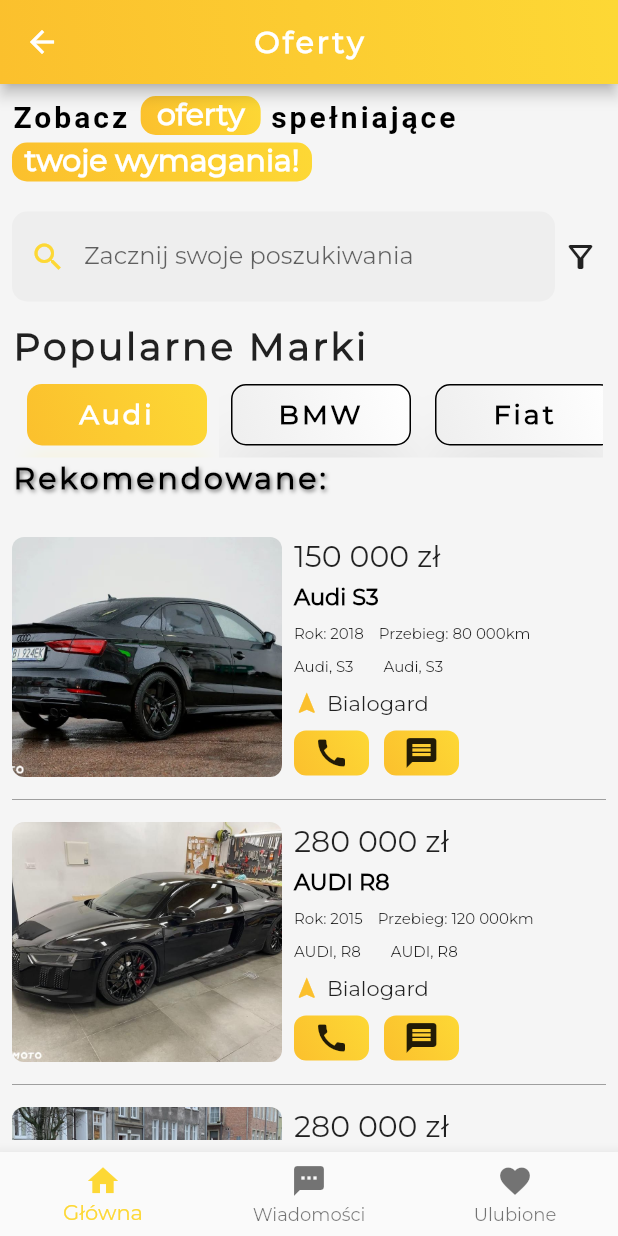
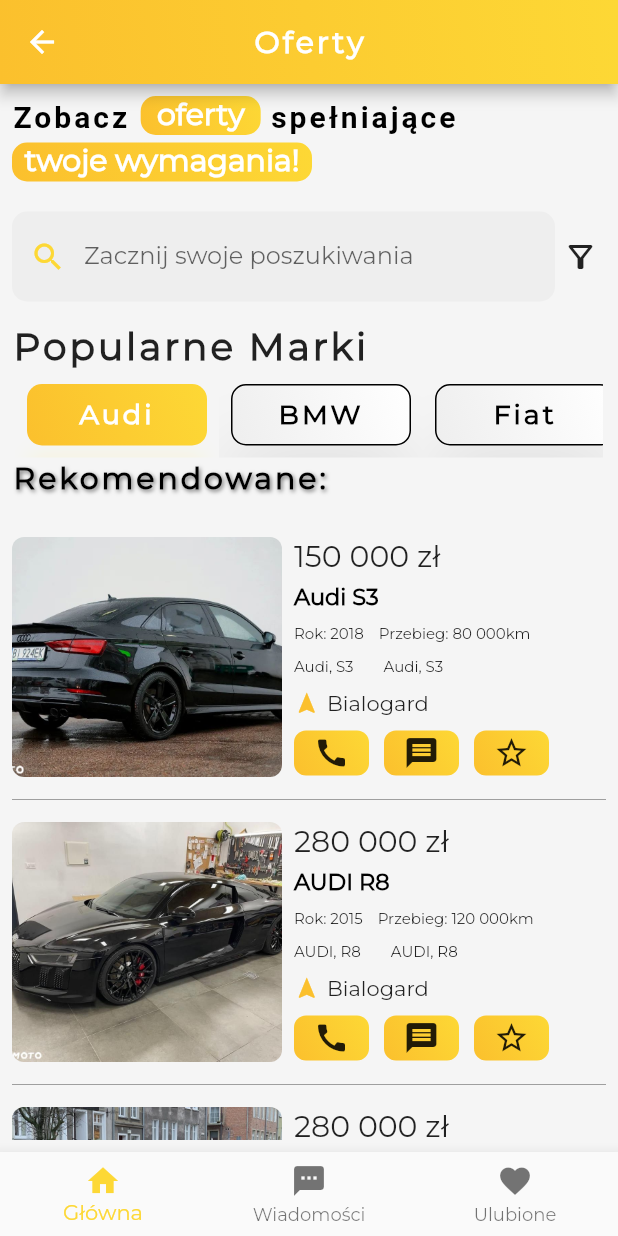
Before and after one commit to Klimek777/real_genecar, a Flutter app: the Oferty screen opened directly, on a phone screen of 412 x 824 dp. Run offline on Flutter 3.47's test engine with Material 2 defaults, Android fonts, the phone set to English and light mode, and no system bars.

Commit message:
dodanie icon star do ofert

```diff
--- a/lib/pages/oferty_deatils_page.dart
+++ b/lib/pages/oferty_deatils_page.dart
@@ -49,13 +49,11 @@
         padding: const EdgeInsets.all(8.0),
         child: Column(
           children: [
-            Container(
-              child: ClipRRect(
-                borderRadius: BorderRadius.circular(8),
-                child: Image.asset(
-                  image,
-                  fit: BoxFit.fitHeight,
-                ),
+            ClipRRect(
+              borderRadius: BorderRadius.circular(8),
+              child: Image.asset(
+                image,
+                fit: BoxFit.fitHeight,
               ),
             ),
           ],
--- a/lib/widgets/oferty_cell_widget.dart
+++ b/lib/widgets/oferty_cell_widget.dart
@@ -182,6 +182,31 @@
                             child: ClipRRect(child: Icon(Icons.message)),
                           ),
                         ),
+                        SizedBox(
+                          width: 10,
+                        ),
+                        Container(
+                          decoration: BoxDecoration(
+                              gradient: LinearGradient(
+                                  begin: Alignment.topRight,
+                                  end: Alignment.bottomLeft,
+                                  colors: [
+                                    Colors.yellow[600]!,
+                                    Colors.yellow[700]!
+                                  ]),
+                              borderRadius: BorderRadius.all(
+                                Radius.circular(8),
+                              ),
+                              color: Colors.yellow[600]),
+                          padding: const EdgeInsets.symmetric(horizontal: 4),
+                          height: 30,
+                          width: 50,
+                          child: Container(
+                            alignment: Alignment.center,
+                            child: ClipRRect(
+                                child: Icon(Icons.star_border_outlined)),
+                          ),
+                        ),
                       ],
                     ),
                   ],
```
Also changed, not shown: 10 other files.
